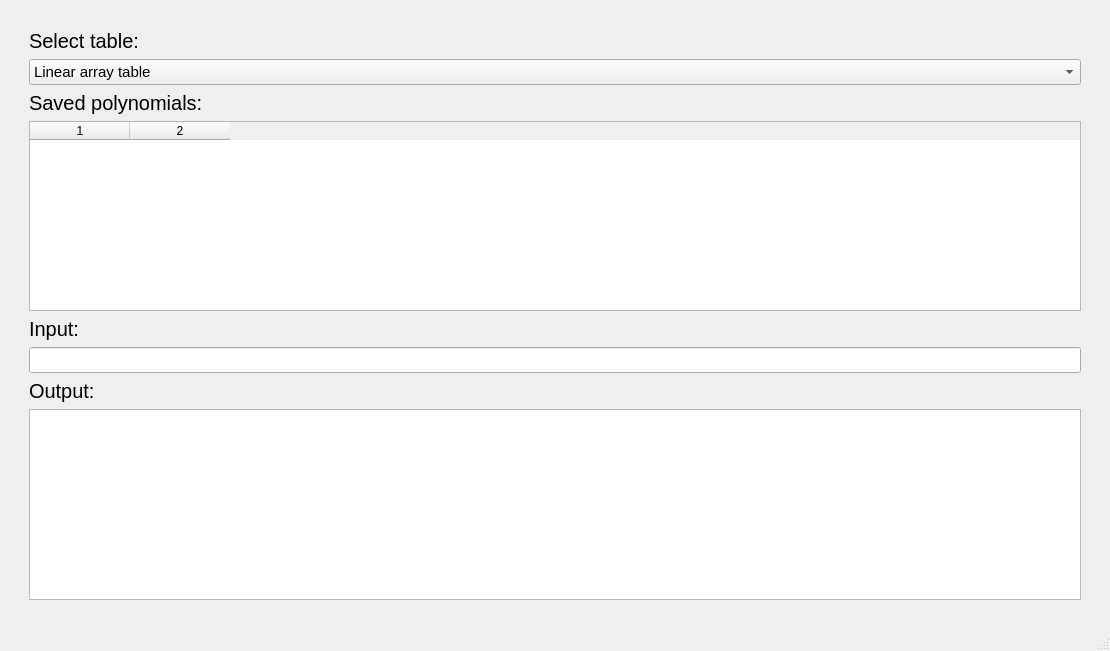
This is app/ui/main_window.ui in H1nkk/alpo as Qt 5 draws it before an edit. The edited form follows.
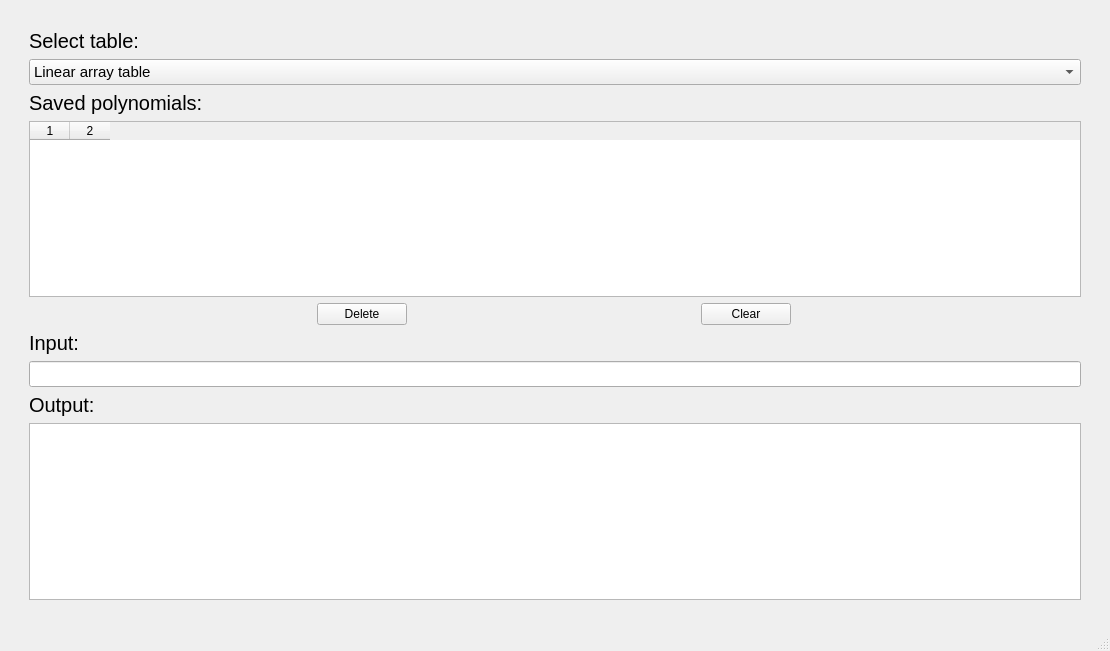
This is the edited form.

Commit message: add delete and clear buttons

```diff
--- a/app/ui/main_window.ui
+++ b/app/ui/main_window.ui
@@ -109,10 +109,66 @@
         <property name="columnCount">
          <number>2</number>
         </property>
+        <attribute name="horizontalHeaderMinimumSectionSize">
+         <number>40</number>
+        </attribute>
+        <attribute name="horizontalHeaderDefaultSectionSize">
+         <number>40</number>
+        </attribute>
         <column/>
         <column/>
        </widget>
       </item>
+      <item>
+       <layout class="QHBoxLayout" name="horizontalLayout">
+        <item>
+         <widget class="QPushButton" name="deleteButton">
+          <property name="sizePolicy">
+           <sizepolicy hsizetype="Preferred" vsizetype="Fixed">
+            <horstretch>0</horstretch>
+            <verstretch>0</verstretch>
+           </sizepolicy>
+          </property>
+          <property name="maximumSize">
+           <size>
+            <width>90</width>
+            <height>16777215</height>
+           </size>
+          </property>
+          <property name="layoutDirection">
+           <enum>Qt::LayoutDirection::LeftToRight</enum>
+          </property>
+          <property name="styleSheet">
+           <string notr="true">QObject {
+
+}</string>
+          </property>
+          <property name="text">
+           <string>Delete</string>
+          </property>
+         </widget>
+        </item>
+        <item>
+         <widget class="QPushButton" name="clearButton">
+          <property name="sizePolicy">
+           <sizepolicy hsizetype="Preferred" vsizetype="Fixed">
+            <horstretch>0</horstretch>
+            <verstretch>0</verstretch>
+           </sizepolicy>
+          </property>
+          <property name="maximumSize">
+           <size>
+            <width>90</width>
+            <height>16777215</height>
+           </size>
+          </property>
+          <property name="text">
+           <string>Clear</string>
+          </property>
+         </widget>
+        </item>
+       </layout>
+      </item>
       <item>
        <widget class="QLabel" name="label_3">
         <property name="styleSheet">
```
Left out of the diff: 5 changed lines with no effect on the pictures. The commit also changes 2 other files.
